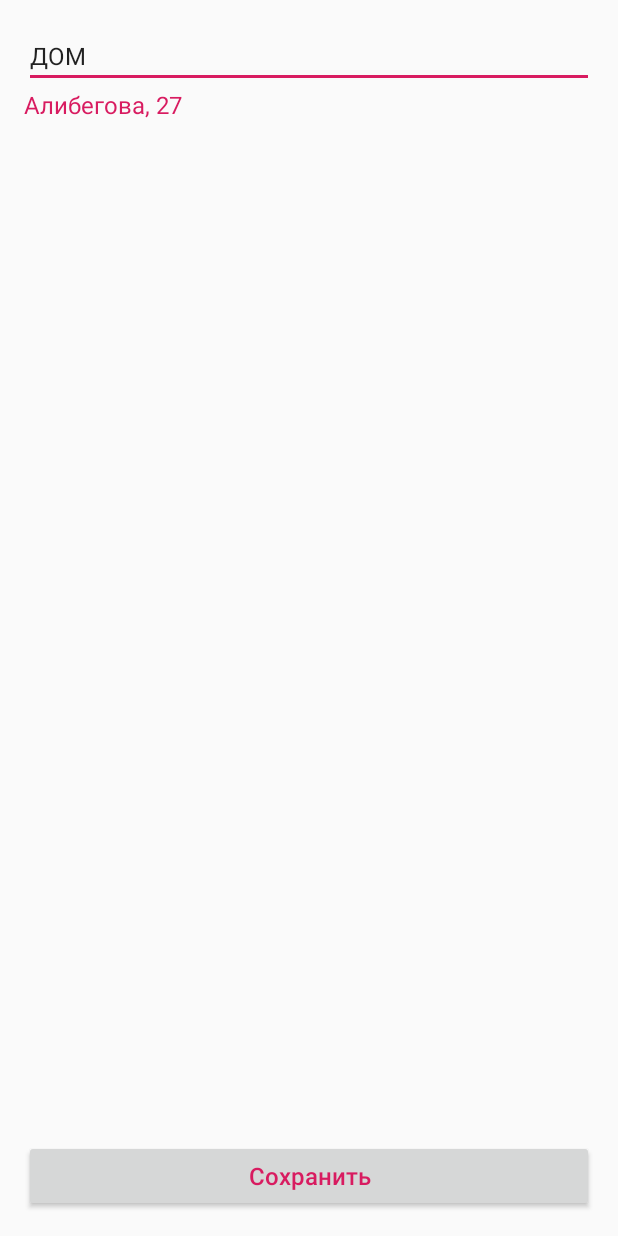
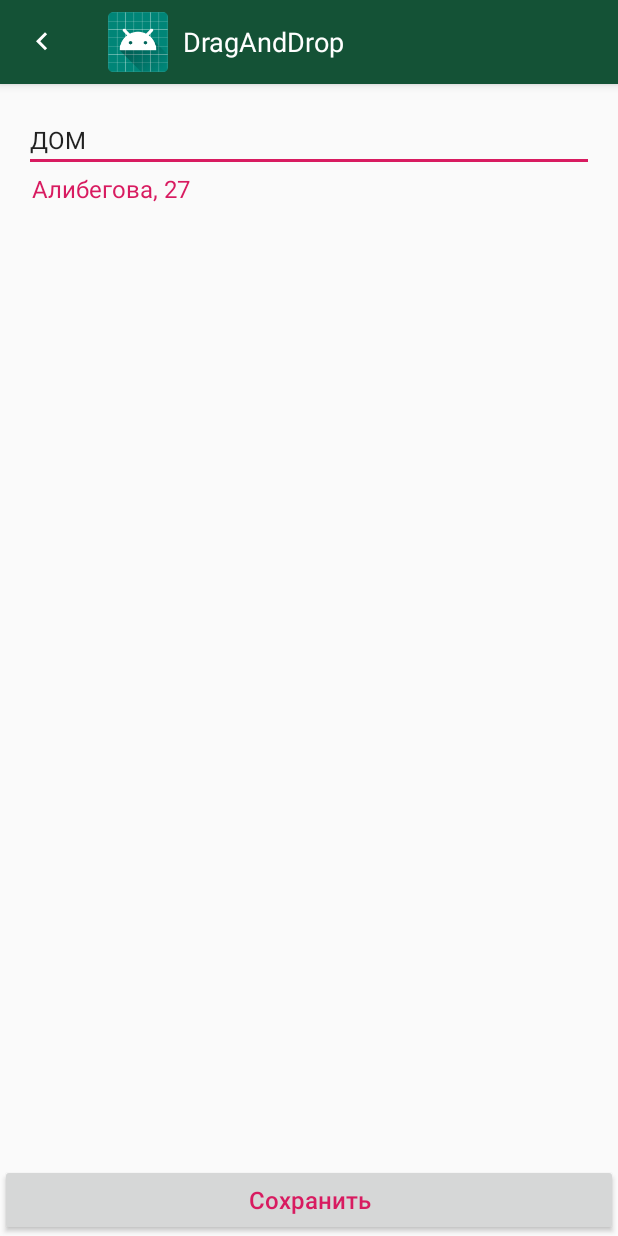
Before and after one commit to sergey-katsapov/NewPlacePicker, an Android app: the ActivityAddresses screen opened directly, with no data from a screen before it, after a tap on "Дом", on a phone screen of 412 x 824 dp. Run offline under Robolectric (Android 15) with nearby library versions, the phone set to English and light mode, and no system bars.

Commit message:
- Some toolbar fix

```diff
--- a/app/src/main/java/katsapov/e/view/ActivityAddresses.kt
+++ b/app/src/main/java/katsapov/e/view/ActivityAddresses.kt
@@ -7,7 +7,6 @@ import android.util.Log
 import android.view.Menu
 import android.view.MenuItem
 import android.widget.AdapterView
-import android.widget.ListView
 import android.widget.TextView
 import androidx.appcompat.app.AlertDialog
 import androidx.appcompat.app.AppCompatActivity
@@ -17,6 +16,8 @@ import com.sucho.placepicker.PlacePicker
 import katsapov.e.R
 import katsapov.e.controller.adapter.AddressAdapter
 import katsapov.e.model.AddressModel
+import kotlinx.android.synthetic.main.activity_main.*
+import android.widget.ListView as ListView1
 
 
 class ActivityAddresses : AppCompatActivity() {
@@ -26,11 +27,16 @@ class ActivityAddresses : AppCompatActivity() {
         super.onCreate(savedInstanceState)
         setContentView(R.layout.activity_addresses)
 
+
+        setSupportActionBar(toolbar)
+
         supportActionBar!!.setDisplayHomeAsUpEnabled(true)
         supportActionBar!!.setDisplayShowHomeEnabled(true)
         supportActionBar!!.setHomeAsUpIndicator(R.drawable.ic_keyboard_arrow_left_black_24dp)
 
-        val listView = findViewById<ListView>(R.id.lv_adresses)
+
+
+        val listView = findViewById<android.widget.ListView>(R.id.lv_adresses)
         val dataModels = java.util.ArrayList<AddressModel>()
 
         dataModels.add(AddressModel("Дом", "Алибегова, 27", "1"))
--- a/app/src/main/java/katsapov/e/view/ActivityMain.kt
+++ b/app/src/main/java/katsapov/e/view/ActivityMain.kt
@@ -19,6 +19,7 @@ import com.sucho.placepicker.Constants
 import com.sucho.placepicker.PlacePicker
 import katsapov.e.R
 import katsapov.e.controller.service.LocationService
+import kotlinx.android.synthetic.main.activity_main.*
 import pub.devrel.easypermissions.EasyPermissions
 
 
@@ -103,7 +104,7 @@ class ActivityMain : AppCompatActivity(), EasyPermissions.PermissionCallbacks {
                 .setOnClickListener { openAddressesActivity(this@ActivityMain) }
         }
 
-        //setSupportActionBar(toolbar) TODO ДОБАВИТЬ
+        setSupportActionBar(toolbar)
 
     }
 
--- a/app/src/main/res/layout/activity_add_address.xml
+++ b/app/src/main/res/layout/activity_add_address.xml
@@ -1,14 +1,50 @@
 <?xml version="1.0" encoding="utf-8"?>
 <LinearLayout xmlns:android="http://schemas.android.com/apk/res/android"
               android:layout_width="match_parent"
-              android:layout_height="match_parent"
-              android:orientation="vertical"
-              android:padding="16dp">
+              android:layout_height="match_parent" xmlns:app="http://schemas.android.com/apk/res-auto"
+              android:orientation="vertical">
+
+    <com.google.android.material.appbar.AppBarLayout
+            android:layout_width="match_parent"
+            android:layout_height="wrap_content"
+            android:theme="@style/AppTheme.AppBarOverlay">
+
+        <androidx.appcompat.widget.Toolbar
+                android:id="@+id/toolbar"
+                android:layout_width="match_parent"
+                android:layout_height="?android:attr/actionBarSize"
+                app:popupTheme="@style/AppTheme.PopupOverlay">
+
+
+            <ImageView
+                    android:id="@+id/toolbar_logo"
+                    android:layout_width="40dp"
+                    android:layout_height="40dp"
+                    android:layout_gravity="center_vertical"
+                    android:contentDescription="@string/app_name"
+                    android:src="@mipmap/ic_launcher_round" />
+
+            <TextView
+                    android:layout_width="match_parent"
+                    android:layout_height="match_parent"
+                    android:gravity="center_vertical"
+                    android:paddingStart="10dp"
+                    android:paddingLeft="10dp"
+                    android:paddingEnd="0dp"
+                    android:paddingRight="0dp"
+                    android:text="@string/app_name"
+                    android:textColor="@android:color/white"
+                    android:textSize="18sp" />
+
+        </androidx.appcompat.widget.Toolbar>
+
+    </com.google.android.material.appbar.AppBarLayout>
 
     <LinearLayout
             android:layout_width="match_parent"
             android:layout_height="0dp"
             android:layout_weight="1"
+            android:padding="16dp"
             android:orientation="vertical">
 
         <EditText
@@ -24,9 +60,11 @@
                 android:id="@+id/address"
                 android:layout_width="match_parent"
                 android:layout_height="wrap_content"
+                android:textColor="@color/colorAccent"
+                android:fontFamily="HelveticaNeueCyr-Roman"
+                android:hint="Адрес"
                 android:textSize="16sp"
-                android:textColor="@color/colorAccent"
-                android:hint="Адрес"
+                android:paddingLeft="5dp"
                 android:onClick="onClick"
                 android:singleLine="false"/>
     </LinearLayout>
--- a/app/src/main/res/values/styles.xml
+++ b/app/src/main/res/values/styles.xml
@@ -1,7 +1,7 @@
 <resources>
 
     <!-- Base application theme. -->
-    <style name="AppTheme" parent="Theme.AppCompat.Light.DarkActionBar">
+    <style name="AppTheme" parent="Theme.AppCompat.Light.NoActionBar">
         <!-- Customize your theme here. -->
         <item name="colorPrimary">@color/colorPrimary</item>
         <item name="colorPrimaryDark">@color/colorPrimaryDark</item>
@@ -14,7 +14,6 @@
     </style>
 
     <style name="AppTheme.AppBarOverlay" parent="ThemeOverlay.AppCompat.Dark.ActionBar" />
-
     <style name="AppTheme.PopupOverlay" parent="ThemeOverlay.AppCompat.Light" />
 
 </resources>
```
Also changed, not shown: app/src/main/java/katsapov/e/view/ActivityAddAddress.kt (+9 -3 lines), app/src/main/res/layout/activity_addresses.xml (+11 -8 lines), app/src/main/res/layout/activity_main.xml (+11 -7 lines).
